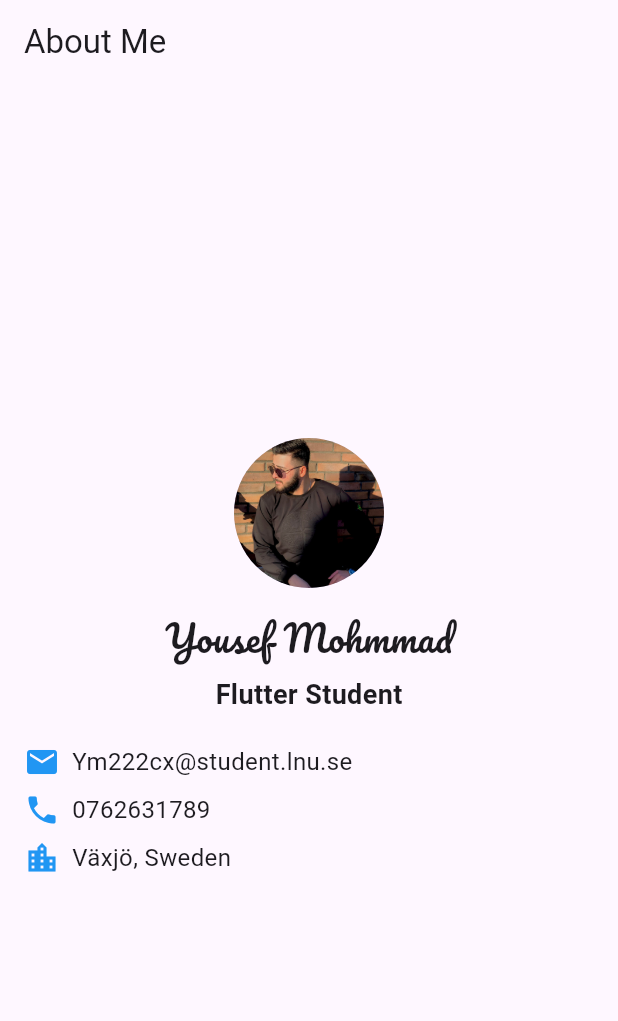
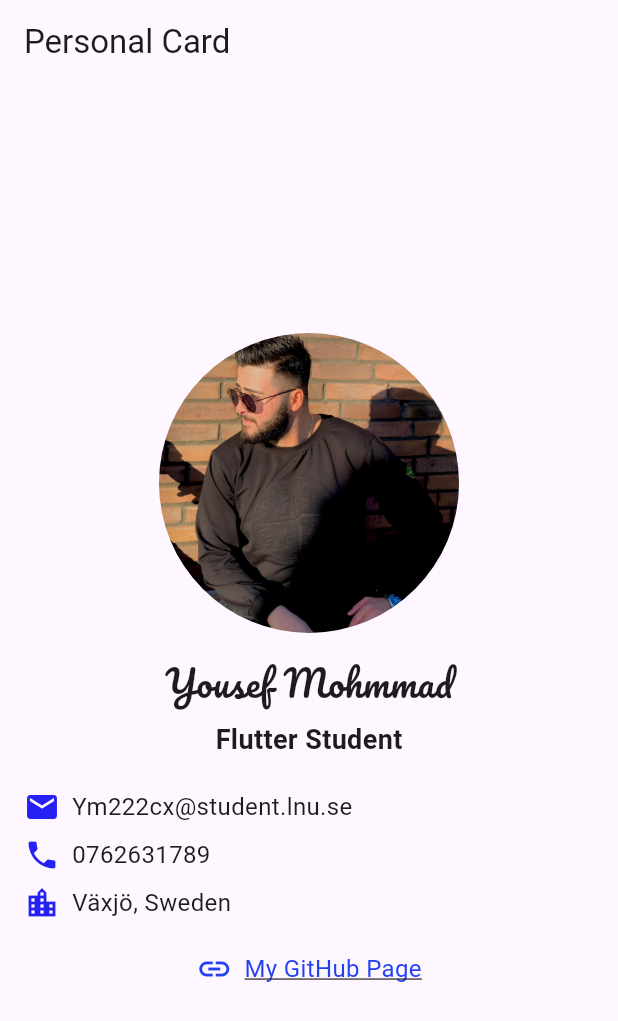
Before and after one commit to YousefMelhem/flutter, a Flutter app: the screen it shows after launch, on a phone screen of 412 x 824 dp. Shown: the top 1021 px of the screen. Run offline on Flutter 3.47's test engine with Material 3 defaults, Android fonts, the phone set to English and light mode, and no system bars; our stand-ins replace google_fonts.

Commit message:
finished first assignment

```diff
--- a/personal card/personalcard/lib/main.dart
+++ b/personal card/personalcard/lib/main.dart
@@ -1,9 +1,12 @@
 import 'package:flutter/material.dart';
 import 'package:google_fonts/google_fonts.dart';
+import 'package:url_launcher/url_launcher.dart';
 
-void main() => runApp( PersonalCardApp());
+void main() => runApp(const PersonalCardApp());
 
 class PersonalCardApp extends StatelessWidget {
+  const PersonalCardApp({super.key});
+
   @override
   Widget build(BuildContext context) {
     return MaterialApp(
@@ -13,7 +16,7 @@ class PersonalCardApp extends StatelessWidget {
       ),
       home: Scaffold(
         appBar: AppBar(
-          title: Text('About Me'),
+          title: const Text('Personal Card'),
         ),
         body: Padding(
           padding: const EdgeInsets.all(16.0),
@@ -21,24 +24,26 @@ class PersonalCardApp extends StatelessWidget {
             child: Column(
               mainAxisAlignment: MainAxisAlignment.center,
               children: <Widget>[
-                CircleAvatar(
-                  radius: 50,
-                  backgroundImage: AssetImage('assets/profile.jpg'), // Add your image in assets folder
+                const CircleAvatar(
+                  radius: 100,
+                  backgroundImage: AssetImage('assets/profile.jpg'),
                 ),
-                SizedBox(height: 16),
+                const SizedBox(height: 16),
                 Text(
                   'Yousef Mohmmad',
                   style: GoogleFonts.pacifico(fontSize: 24),
                 ),
-                SizedBox(height: 8),
-                Text(
+                const SizedBox(height: 8),
+                const Text(
                   'Flutter Student',
                   style: TextStyle(fontSize: 18, fontWeight: FontWeight.bold),
                 ),
-                SizedBox(height: 16),
-                InfoRow(icon: Icons.email, text: 'Ym222cx@student.lnu.se'),
-                InfoRow(icon: Icons.phone, text: '0762631789'),
-                InfoRow(icon: Icons.location_city, text: 'Växjö, Sweden'),
+                const SizedBox(height: 16),
+                const InfoRow(icon: Icons.email, text: 'Ym222cx@student.lnu.se'),
+                const InfoRow(icon: Icons.phone, text: '0762631789'),
+                const InfoRow(icon: Icons.location_city, text: 'Växjö, Sweden'),
+                const SizedBox(height: 16),
+                GitHubLink(onTap: _launchURL),
               ],
             ),
           ),
@@ -46,14 +51,25 @@ class PersonalCardApp extends StatelessWidget {
       ),
     );
   }
+
+  static void _launchURL() async {
+    const url = 'https://github.com/YousefMelhem';
+    final Uri uri = Uri.parse(url);
+
+    if (await canLaunchUrl(uri)) {
+      await launchUrl(uri, mode: LaunchMode.externalApplication);
+    } else {
+      print('Could not launch $url');
+      throw 'Could not launch $url';
+    }
+  }
 }
-
 
 class InfoRow extends StatelessWidget {
   final IconData icon;
   final String text;
 
-  InfoRow({required this.icon, required this.text});
+  const InfoRow({required this.icon, required this.text});
 
   @override
   Widget build(BuildContext context) {
@@ -61,14 +77,42 @@ class InfoRow extends StatelessWidget {
       padding: const EdgeInsets.symmetric(vertical: 4.0),
       child: Row(
         children: <Widget>[
-          Icon(icon, color: Colors.blue),
-          SizedBox(width: 8),
+          Icon(icon, color: const Color.fromARGB(255, 37, 33, 243)),
+          const SizedBox(width: 8),
           Text(
             text,
-            style: TextStyle(fontSize: 16),
+            style: const TextStyle(fontSize: 16),
           ),
         ],
       ),
     );
   }
 }
+
+class GitHubLink extends StatelessWidget {
+  final VoidCallback onTap;
+
+  const GitHubLink({required this.onTap});
+
+  @override
+  Widget build(BuildContext context) {
+    return InkWell(
+      onTap: onTap,
+      child: const Row(
+        mainAxisSize: MainAxisSize.min,
+        children: [
+          Icon(Icons.link, color: Color.fromARGB(255, 33, 65, 243)),
+          SizedBox(width: 8),
+          Text(
+            'My GitHub Page',
+            style: TextStyle(
+              fontSize: 16,
+              color: Color.fromARGB(255, 33, 65, 243),
+              decoration: TextDecoration.underline,
+            ),
+          ),
+        ],
+      ),
+    );
+  }
+}
--- a/personal card/personalcard/pubspec.yaml
+++ b/personal card/personalcard/pubspec.yaml
@@ -27,6 +27,7 @@ dependencies:
   # The following adds the Cupertino Icons font to your application.
   # Use with the CupertinoIcons class for iOS style icons.
   cupertino_icons: ^1.0.6
+  url_launcher: ^6.0.20
 
 dev_dependencies:
   flutter_test:
```
Also changed, not shown: personal card/personalcard/pubspec.lock.
